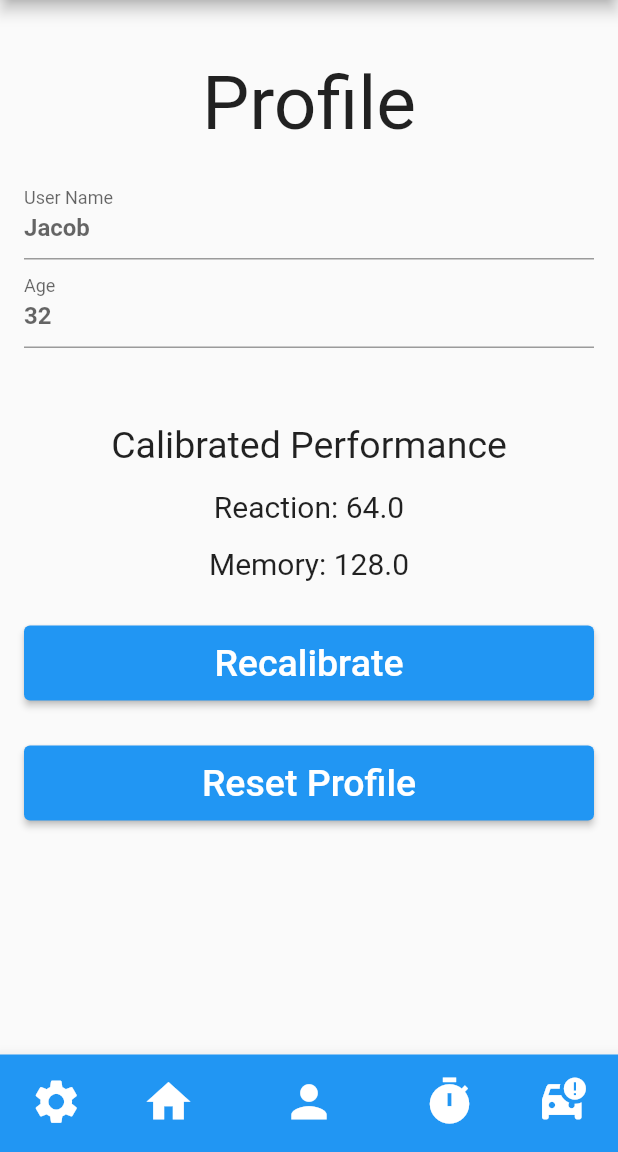
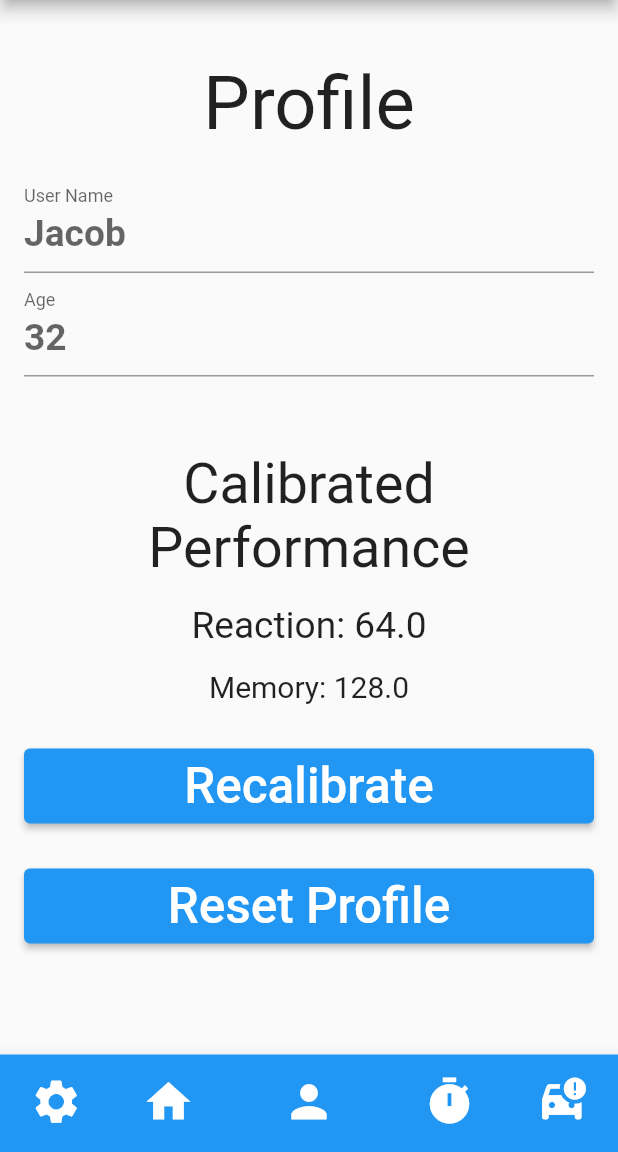
Before and after one commit to FalconLuma/-DECO38010--VillersBoysII, a Flutter app: the screen it shows after launch, item 3 of the bottom bar chosen, on a phone screen of 412 x 824 dp, the part 84-1236 px from its top. Run offline on Flutter 3.47's test engine with Material 2 defaults, Android fonts, the phone set to English and light mode, and no system bars.

Commit message:
Profile, added constants file

```diff
--- /dev/null
+++ b/villers_boys_ii/lib/constants.dart
@@ -0,0 +1,12 @@
+/// Global size multipliers
+/// Usage: MediaQuery.of(context).size.<width/height> * CONSTANT
+
+// Text Sizes
+const double HEADING_TEXT_SIZE = 0.06;
+const double SUBHEADING_TEXT_SIZE = 0.045;
+const double BODY_TEXT_SIZE = 0.03;
+const double MAIN_BUTTON_TEXT_SIZE = 0.18;
+const double MENU_BUTTON_TEXT_SIZE = 0.04;
+
+// Widget Sizes
+const double MAIN_BUTTON_SIZE = 0.85; // Always relative to size.width
--- a/villers_boys_ii/lib/profile_page.dart
+++ b/villers_boys_ii/lib/profile_page.dart
@@ -2,6 +2,7 @@ import 'dart:math';
 import 'package:flutter/material.dart';
 
 import 'package:villers_boys_ii/user.dart';
+import 'package:villers_boys_ii/constants.dart';
 
 class ProfilePage extends StatefulWidget {
   const ProfilePage({Key? key, required this.user}) : super(key: key);
@@ -33,11 +34,11 @@ class _ProfilePageState extends State<ProfilePage> {
         },
         child: ListView(
           children: <Widget>[
-            const Padding(
+            Padding(
               padding: EdgeInsets.all(15),
               child: Text(
                 'Profile',
-                style: TextStyle(fontSize: 50),
+                style: TextStyle(fontSize: MediaQuery.of(context).size.height*HEADING_TEXT_SIZE),
                 textAlign: TextAlign.center,
               ),
             ),
@@ -46,8 +47,9 @@ class _ProfilePageState extends State<ProfilePage> {
                 labelText: "User Name",
                 floatingLabelBehavior: FloatingLabelBehavior.always,
                 hintText: widget.user.getUserName(),
-                hintStyle: const TextStyle(
+                hintStyle: TextStyle(
                   fontWeight: FontWeight.bold,
+                  fontSize: MediaQuery.of(context).size.height*BODY_TEXT_SIZE
                 ),
               ),
               controller: userNameController,
@@ -62,8 +64,9 @@ class _ProfilePageState extends State<ProfilePage> {
                 labelText: "Age",
                 floatingLabelBehavior: FloatingLabelBehavior.always,
                 hintText: widget.user.getAge().toString(),
-                hintStyle: const TextStyle(
+                hintStyle: TextStyle(
                   fontWeight: FontWeight.bold,
+                  fontSize: MediaQuery.of(context).size.height*BODY_TEXT_SIZE
                 ),
               ),
               keyboardType: TextInputType.number,
@@ -74,11 +77,11 @@ class _ProfilePageState extends State<ProfilePage> {
                 });
               },
             ),
-            const Padding(
+            Padding(
               padding: EdgeInsets.only(left: 16, top: 50, right: 16),
               child: Text(
                 'Calibrated Performance',
-                style: TextStyle(fontSize: 25),
+                style: TextStyle(fontSize: MediaQuery.of(context).size.height*SUBHEADING_TEXT_SIZE),
                 textAlign: TextAlign.center,
               ),
             ),
@@ -86,7 +89,7 @@ class _ProfilePageState extends State<ProfilePage> {
               padding: const EdgeInsets.only(left: 16, top: 15, right: 16),
               child: Text(
                 'Reaction: ${widget.user.getReactionBaseline().toString()}',
-                style: const TextStyle(fontSize: 20),
+                style: TextStyle(fontSize: MediaQuery.of(context).size.height*BODY_TEXT_SIZE),
                 textAlign: TextAlign.center,
               ),
             ),
@@ -110,9 +113,9 @@ class _ProfilePageState extends State<ProfilePage> {
               style: ElevatedButton.styleFrom(
                 fixedSize: const Size(200, 50),
               ),
-              child: const Text(
+              child: Text(
                 'Recalibrate',
-                style: TextStyle(fontSize: 25),
+                style: TextStyle(fontSize: MediaQuery.of(context).size.height * MENU_BUTTON_TEXT_SIZE),
                 textAlign: TextAlign.center,
               ),
             ),
@@ -129,9 +132,9 @@ class _ProfilePageState extends State<ProfilePage> {
               style: ElevatedButton.styleFrom(
                 fixedSize: const Size(200, 50),
               ),
-              child: const Text(
+              child: Text(
                 'Reset Profile',
-                style: TextStyle(fontSize: 25),
+                style: TextStyle(fontSize: MediaQuery.of(context).size.height * MENU_BUTTON_TEXT_SIZE),
                 textAlign: TextAlign.center,
               ),
             ),
```
Also changed, not shown: villers_boys_ii/lib/driving_page.dart (+49 -15 lines), villers_boys_ii/lib/home_page.dart (+8 -3 lines), villers_boys_ii/lib/questionaire_test.dart (+17 -14 lines).
